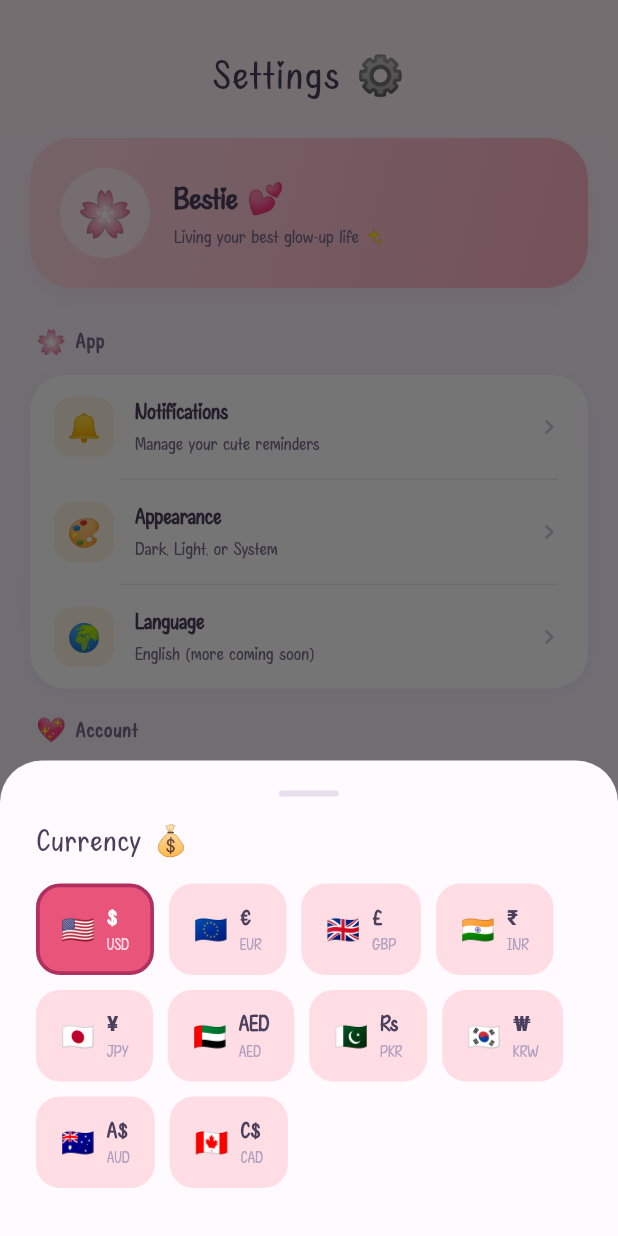
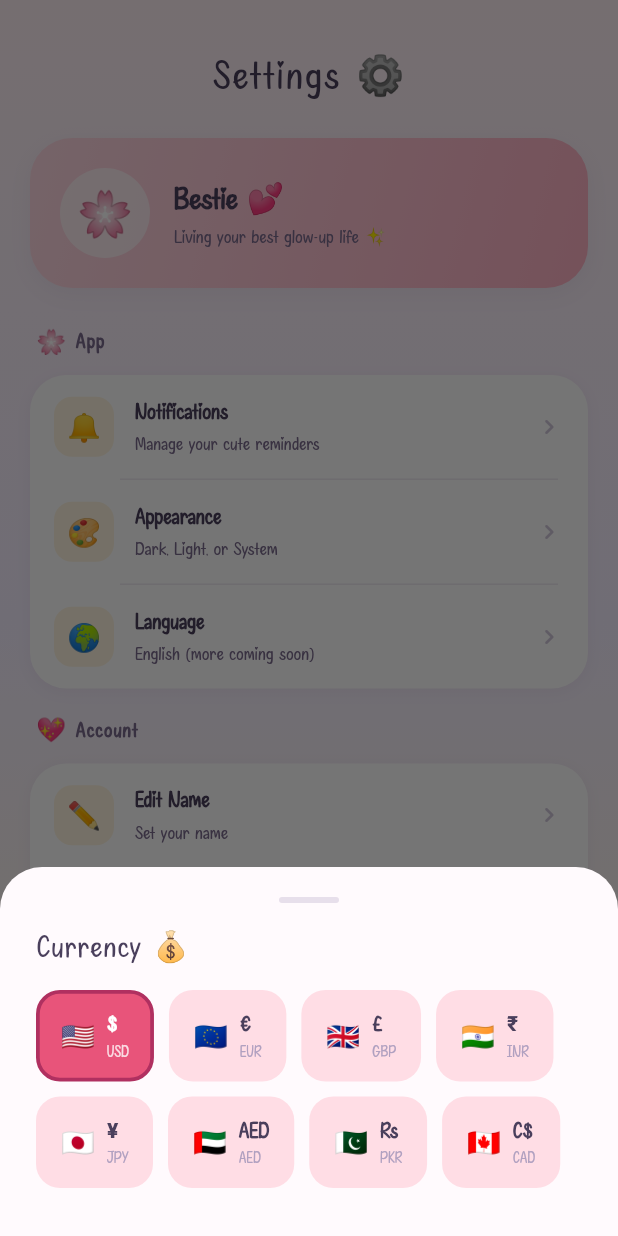
Before and after one commit to Anasbinsaeed/GlowUp, a Flutter app: the MainShell screen opened directly, item 3 of the bottom bar chosen, after a tap on "Currency", on a phone screen of 412 x 824 dp. Run offline on Flutter 3.47's test engine with Material 3 defaults, Android fonts, the phone set to English and light mode, and no system bars; drawn by our look-alikes of flutter_animate; our stand-ins replace audioplayers, confetti, flutter_local_notifications, shared_preferences, sqflite, table_calendar and 1 more; missing offline and left inert: home_widget; accounts and stored records are empty.

Commit message:
bug fixes

```diff
--- a/lib/screens/home_screen.dart
+++ b/lib/screens/home_screen.dart
@@ -188,17 +188,22 @@ class _HomeScreenState extends State<HomeScreen> with WidgetsBindingObserver {
             child: ConfettiWidget(
               confettiController: _bloomConfetti,
               blastDirectionality: BlastDirectionality.explosive,
+              emissionFrequency: 0.08,
+              numberOfParticles: 25,
+              gravity: 0.3,
+              shouldLoop: false,
+              createParticlePath: (size) {
+                return Path()
+                  ..addOval(Rect.fromCircle(
+                      center: Offset.zero, radius: size.width / 2));
+              },
               colors: const [
-                AppColors.babyPink,
-                AppColors.softLavender,
-                AppColors.peach,
-                AppColors.newPinkLight,
-                AppColors.streakGold,
+                Color(0xFFFF69B4),
+                Color(0xFFFF1493),
+                Color(0xFFFFB6C1),
               ],
-              numberOfParticles: 30,
-              emissionFrequency: 0.05,
             ),
-          ),
+          )
         ],
       ),
     );
--- a/lib/screens/settings_screen.dart
+++ b/lib/screens/settings_screen.dart
@@ -1,3 +1,6 @@
+import 'dart:async';
+
+import 'package:confetti/confetti.dart';
 import 'package:flutter/material.dart';
 import 'package:flutter_animate/flutter_animate.dart';
 import 'package:provider/provider.dart';
@@ -17,14 +20,45 @@ import '../widgets/cute_snackbar.dart';
 import '../services/notification_service.dart';
 import 'notification_settings_screen.dart';
 
-class SettingsScreen extends StatelessWidget {
+class SettingsScreen extends StatefulWidget {
   const SettingsScreen({super.key});
+
+  @override
+  State<SettingsScreen> createState() => _SettingsScreenState();
+}
+
+class _SettingsScreenState extends State<SettingsScreen>
+    with WidgetsBindingObserver {
+  late ConfettiController _bloomConfetti;
+  Timer? _refreshTimer;
+
+  @override
+  void initState() {
+    super.initState();
+    _bloomConfetti = ConfettiController(duration: const Duration(seconds: 3));
+  }
+
+  @override
+  void dispose() {
+    _bloomConfetti.dispose();
+    _refreshTimer?.cancel();
+    WidgetsBinding.instance.removeObserver(this);
+    super.dispose();
+  }
+
+  void _playBloomCelebration() {
+    _bloomConfetti
+      ..stop()
+      ..play();
+  }
 
   @override
   Widget build(BuildContext context) {
     final name = context.watch<UserProvider>().name;
 
-    return Container(
+    return Stack(
+      children: [
+        Container(
           decoration: BoxDecoration(gradient: context.gradientBackground),
           child: SafeArea(
             child: Column(
@@ -35,7 +69,8 @@ class SettingsScreen extends StatelessWidget {
                 Expanded(
                   child: CustomScrollView(
                     slivers: [
-                  SliverToBoxAdapter(child: _buildProfileCard(context, name)),
+                      SliverToBoxAdapter(
+                          child: _buildProfileCard(context, name)),
                       SliverToBoxAdapter(
                           child: _buildSection(
                         context,
@@ -50,7 +85,8 @@ class SettingsScreen extends StatelessWidget {
                             onTap: () => Navigator.push(
                               context,
                               MaterialPageRoute(
-                            builder: (_) => const NotificationSettingsScreen(),
+                                builder: (_) =>
+                                    const NotificationSettingsScreen(),
                               ),
                             ),
                           ),
@@ -78,8 +114,9 @@ class SettingsScreen extends StatelessWidget {
                           _SettingsTile(
                             emoji: '✏️',
                             title: 'Edit Name',
-                        subtitle:
-                            name.isNotEmpty ? 'Hi $name 👋' : 'Set your name',
+                            subtitle: name.isNotEmpty
+                                ? 'Hi $name 👋'
+                                : 'Set your name',
                             onTap: () => _showEditName(context),
                           ),
                           _SettingsTile(
@@ -135,6 +172,25 @@ class SettingsScreen extends StatelessWidget {
               ],
             ),
           ),
+        ),
+        Align(
+          alignment: Alignment.bottomCenter,
+          child: ConfettiWidget(
+            confettiController: _bloomConfetti,
+            blastDirectionality: BlastDirectionality.directional,
+            blastDirection: -1.57, // upward
+            emissionFrequency: 0.04,
+            numberOfParticles: 12,
+            gravity: 0.1,
+            shouldLoop: false,
+            colors: const [
+              Color(0xFFFFFFFF),
+              Color(0xFFFFF0F5),
+              Color(0xFFFFC1CC),
+            ],
+          ),
+        )
+      ],
     );
   }
 
@@ -152,6 +208,8 @@ class SettingsScreen extends StatelessWidget {
     final isDark = context.isDark;
     return Padding(
       padding: const EdgeInsets.fromLTRB(20, 8, 20, 8),
+      child: GestureDetector(
+        onTap: _playBloomCelebration,
         child: Container(
           padding: const EdgeInsets.all(20),
           decoration: BoxDecoration(
@@ -204,13 +262,14 @@ class SettingsScreen extends StatelessWidget {
                     ),
                   ],
                 ),
-            ),
+              )
             ],
           ),
         )
             .animate(delay: 50.ms)
             .fadeIn(duration: 400.ms)
             .slideY(begin: 0.1, end: 0),
+      ),
     );
   }
 
@@ -550,8 +609,6 @@ class SettingsScreen extends StatelessWidget {
       ('¥', 'JPY', '🇯🇵'),
       ('AED', 'AED', '🇦🇪'),
       ('Rs', 'PKR', '🇵🇰'),
-      ('₩', 'KRW', '🇰🇷'),
-      ('A\$', 'AUD', '🇦🇺'),
       ('C\$', 'CAD', '🇨🇦'),
     ];
 
```
Also changed, not shown: lib/screens/onboarding_details_screen.dart (+4 -6 lines), assets/images/app-icon.png, 27 other files. Lines whose indentation alone changed are shown as unchanged.
